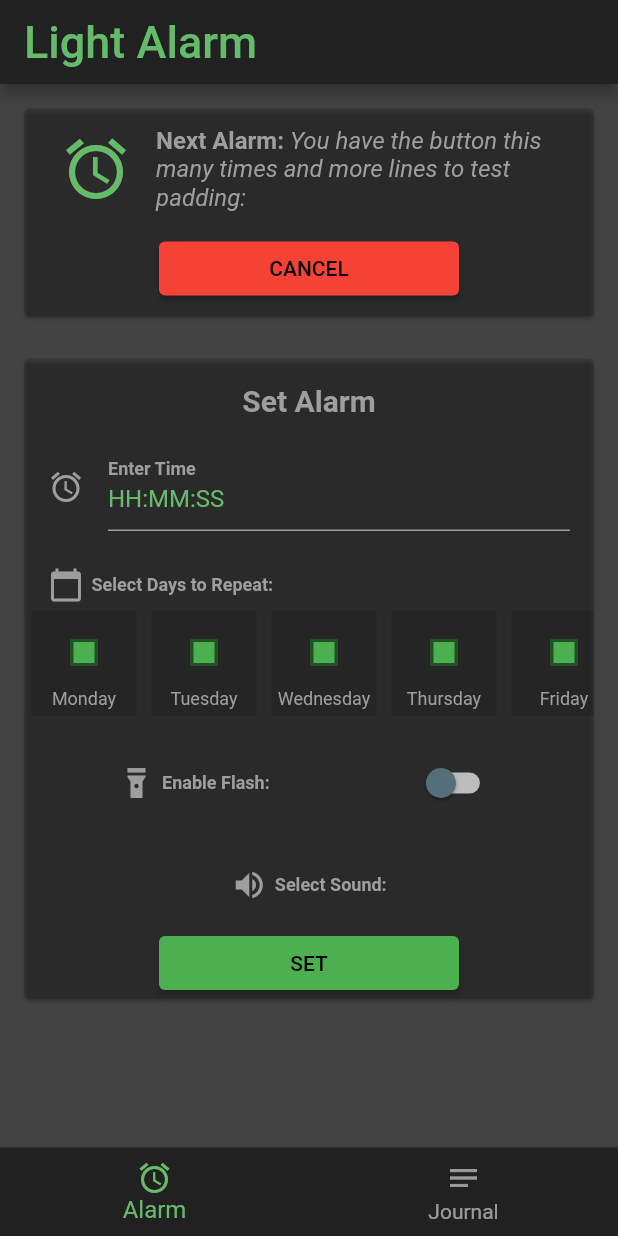
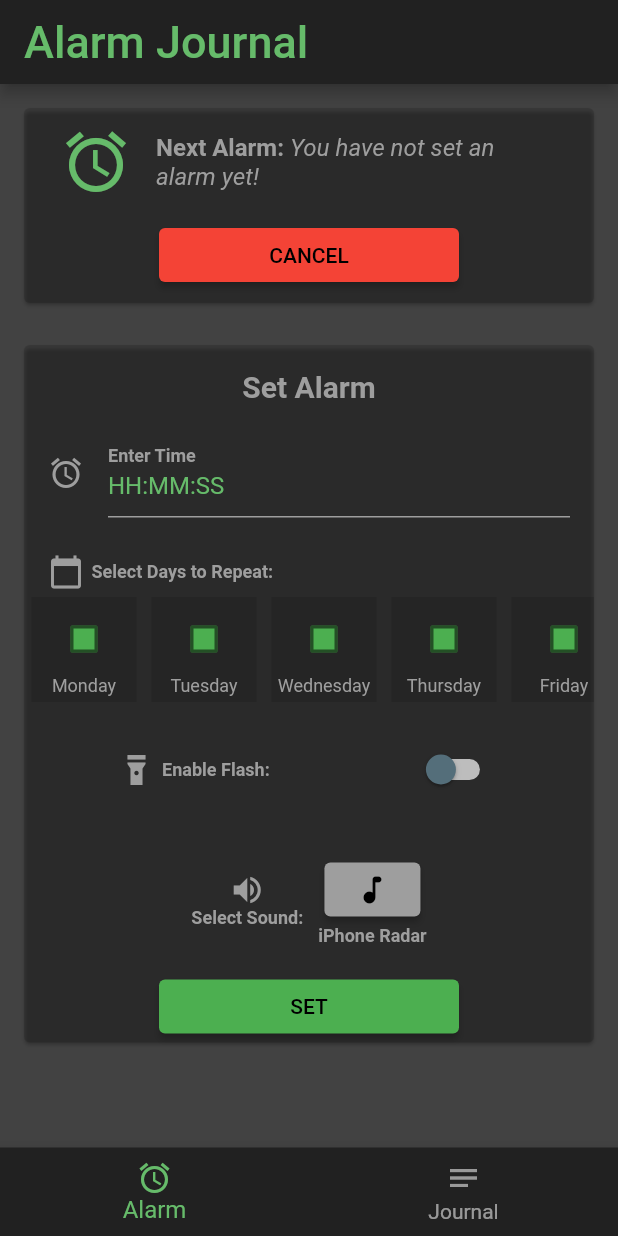
Before and after one commit to manvir720s/AlarmJournal, a Flutter app: the screen it shows after launch, on a phone screen of 412 x 824 dp. Run offline on Flutter 3.47's test engine with Material 2 defaults, Android fonts, the phone set to English and light mode, and no system bars; our stand-ins replace audioplayers.

Commit message:
Created Journal

```diff
--- a/lib/alarm.dart
+++ b/lib/alarm.dart
@@ -4,54 +4,24 @@ import 'alarm_form.dart';
 import 'alarm_manager.dart';
 
 class Alarm extends StatefulWidget {
-  const Alarm({Key? key, required this.counter}) : super(key: key);
-
-  // This widget is the home page of your application. It is stateful, meaning
-  // that it has a State object (defined below) that contains fields that affect
-  // how it looks.
-
-  // This class is the configuration for the state. It holds the values (in this
-  // case the title) provided by the parent (in this case the App widget) and
-  // used by the build method of the State. Fields in a Widget subclass are
-  // always marked "final".
-
-  final String counter;
+  const Alarm({Key? key}) : super(key: key);
 
   @override
   State<Alarm> createState() => _AlarmState();
 }
 
 class _AlarmState extends State<Alarm> {
-  // void _incrementCounter() {
-  //   setState(() {
-  //     // This call to setState tells the Flutter framework that something has
-  //     // changed in this State, which causes it to rerun the build method below
-  //     // so that the display can reflect the updated values. If we changed
-  //     // _counter without calling setState(), then the build method would not be
-  //     // called again, and so nothing would appear to happen.
-  //     _counter++;
-  //   });
-  // }
-
   @override
   Widget build(BuildContext context) {
-    // This method is rerun every time setState is called, for instance as done
-    // by the _incrementCounter method above.
-    //
-    // The Flutter framework has been optimized to make rerunning build methods
-    // fast, so that you can just rebuild anything that needs updating rather
-    // than having to individually change instances of widgets.
-    return Column(
+    return const Column(
       mainAxisAlignment: MainAxisAlignment.start,
       children: <Widget>[
         // two widgets here one for CurrentAlarm and second for AlarmForm
-        const AlarmManager(
-            description:
-                "You have the button this many times and more lines to test padding: "),
-        const SizedBox(
+        AlarmManager(description: "You have not set an alarm yet!"),
+        SizedBox(
           height: 20,
         ),
-        AlarmForm(counter: widget.counter),
+        AlarmForm(),
       ],
     );
   }
--- a/lib/alarm_form.dart
+++ b/lib/alarm_form.dart
@@ -1,36 +1,15 @@
 import 'package:flutter/material.dart';
 import 'package:intl/intl.dart';
+import 'package:audioplayers/audioplayers.dart';
 
 class AlarmForm extends StatefulWidget {
-  const AlarmForm({Key? key, required this.counter}) : super(key: key);
-
-  // This widget is the home page of your application. It is stateful, meaning
-  // that it has a State object (defined below) that contains fields that affect
-  // how it looks.
-
-  // This class is the configuration for the state. It holds the values (in this
-  // case the title) provided by the parent (in this case the App widget) and
-  // used by the build method of the State. Fields in a Widget subclass are
-  // always marked "final".
-
-  final String counter;
+  const AlarmForm({Key? key}) : super(key: key);
 
   @override
   State<AlarmForm> createState() => _AlarmFormState();
 }
 
 class _AlarmFormState extends State<AlarmForm> {
-  // void _incrementCounter() {
-  //   setState(() {
-  //     // This call to setState tells the Flutter framework that something has
-  //     // changed in this State, which causes it to rerun the build method below
-  //     // so that the display can reflect the updated values. If we changed
-  //     // _counter without calling setState(), then the build method would not be
-  //     // called again, and so nothing would appear to happen.
-  //     _counter++;
-  //   });
-  // }
-  // ignore: non_constant_identifier_names
   var days = {
     "Monday": false,
     "Tuesday": false,
@@ -57,20 +36,15 @@ class _AlarmFormState extends State<AlarmForm> {
     );
 
     if (pickedTime != null) {
-      print(pickedTime.format(context)); //output 10:51 PM
       DateTime parsedTime =
           DateFormat.jm().parse(pickedTime.format(context).toString());
       //converting to DateTime so that we can further format on different pattern.
-      print(parsedTime); //output 1970-01-01 22:53:00.000
       String formattedTime = DateFormat('HH:mm:ss').format(parsedTime);
-      print(formattedTime); //output 14:59:00
       //DateFormat() is from intl package, you can format the time on any pattern you need.
 
       setState(() {
         timeinput.text = formattedTime; //set the value of text field.
       });
-    } else {
-      print("Time is not selected");
     }
   }
 
@@ -98,10 +72,6 @@ class _AlarmFormState extends State<AlarmForm> {
                       fontSize: 20),
                 ),
               ),
-              // title: const Text(
-              //   'Next Alarm:',
-              //   style: TextStyle(fontWeight: FontWeight.bold),
-              // ), // bigger and bold
             ),
             Padding(
               padding: const EdgeInsets.only(left: 16, right: 16),
@@ -118,7 +88,7 @@ class _AlarmFormState extends State<AlarmForm> {
                     fillColor: Colors.green,
                     labelStyle: TextStyle(
                       fontWeight: FontWeight.bold,
-                      color: Colors.grey, //<-- SEE HERE
+                      color: Colors.grey,
                     ),
                     enabledBorder: UnderlineInputBorder(
                       borderSide: BorderSide(color: Colors.grey),
@@ -134,11 +104,11 @@ class _AlarmFormState extends State<AlarmForm> {
                 ),
               ),
             ),
-            Padding(
-              padding: const EdgeInsets.only(left: 16, right: 16, top: 8),
+            const Padding(
+              padding: EdgeInsets.only(left: 16, right: 16, top: 8),
               child: Row(
                 mainAxisAlignment: MainAxisAlignment.start,
-                children: const [
+                children: [
                   Icon(
                     Icons.calendar_today,
                     color: Colors.grey,
@@ -168,9 +138,9 @@ class _AlarmFormState extends State<AlarmForm> {
               child: Row(
                 mainAxisAlignment: MainAxisAlignment.spaceAround,
                 children: [
-                  Row(
+                  const Row(
                     mainAxisAlignment: MainAxisAlignment.start,
-                    children: const [
+                    children: [
                       Icon(
                         Icons.flashlight_on,
                         color: Colors.grey,
@@ -208,12 +178,13 @@ class _AlarmFormState extends State<AlarmForm> {
                 children: [
                   Row(
                     mainAxisAlignment: MainAxisAlignment.start,
-                    children: const [
+                    children: [
+                      const Column(
+                        children: [
                           Icon(
                             Icons.volume_up,
                             color: Colors.grey,
                           ),
-                      SizedBox(width: 5),
                           Text(
                             ("Select Sound:"),
                             style: TextStyle(
@@ -221,6 +192,27 @@ class _AlarmFormState extends State<AlarmForm> {
                                 color: Colors.grey,
                                 fontSize: 12),
                           ),
+                        ],
+                      ),
+                      const SizedBox(width: 10),
+                      Column(
+                        children: [
+                          ElevatedButton(
+                              onPressed: () {
+                                final player = AudioCache();
+                                player.play('iPhone Rader.mp3');
+                              },
+                              child: const Icon(Icons.music_note_rounded)),
+                          const SizedBox(width: 5),
+                          const Text(
+                            ("iPhone Radar"),
+                            style: TextStyle(
+                                fontWeight: FontWeight.bold,
+                                color: Colors.grey,
+                                fontSize: 12),
+                          ),
+                        ],
+                      )
                     ],
                   ),
                 ],
@@ -257,7 +249,7 @@ class _AlarmFormState extends State<AlarmForm> {
   Widget box(
       String title, bool? isChecked, MaterialAccentColor deepPurpleAccent) {
     return Container(
-        margin: EdgeInsets.all(5),
+        margin: const EdgeInsets.all(5),
         width: 70,
         alignment: Alignment.center,
         color: Colors.black12,
@@ -274,7 +266,8 @@ class _AlarmFormState extends State<AlarmForm> {
                 });
               },
             ),
-            Text(title, style: TextStyle(color: Colors.grey, fontSize: 12)),
+            Text(title,
+                style: const TextStyle(color: Colors.grey, fontSize: 12)),
           ],
         ));
   }
--- a/lib/main.dart
+++ b/lib/main.dart
@@ -9,7 +9,6 @@ void main() {
 class MyApp extends StatelessWidget {
   const MyApp({Key? key}) : super(key: key);
 
-  // This widget is the root of your application.
   @override
   Widget build(BuildContext context) {
     return MaterialApp(
@@ -17,22 +16,13 @@ class MyApp extends StatelessWidget {
       theme: ThemeData(
         primarySwatch: Colors.grey,
       ),
-      home: const MyHomePage(title: 'Light Alarm'),
+      home: const MyHomePage(title: 'Alarm Journal'),
     );
   }
 }
 
 class MyHomePage extends StatefulWidget {
   const MyHomePage({Key? key, required this.title}) : super(key: key);
-
-  // This widget is the home page of your application. It is stateful, meaning
-  // that it has a State object (defined below) that contains fields that affect
-  // how it looks.
-
-  // This class is the configuration for the state. It holds the values (in this
-  // case the title) provided by the parent (in this case the App widget) and
-  // used by the build method of the State. Fields in a Widget subclass are
-  // always marked "final".
 
   final String title;
 
@@ -41,32 +31,11 @@ class MyHomePage extends StatefulWidget {
 }
 
 class _MyHomePageState extends State<MyHomePage> {
-  int _counter = 0;
   int currentIndex = 0;
-
-  void _incrementCounter() {
-    setState(() {
-      // This call to setState tells the Flutter framework that something has
-      // changed in this State, which causes it to rerun the build method below
-      // so that the display can reflect the updated values. If we changed
-      // _counter without calling setState(), then the build method would not be
-      // called again, and so nothing would appear to happen.
-      _counter++;
-    });
-  }
 
   @override
   Widget build(BuildContext context) {
-    // This method is rerun every time setState is called, for instance as done
-    // by the _incrementCounter method above.
-    //
-    // The Flutter framework has been optimized to make rerunning build methods
-    // fast, so that you can just rebuild anything that needs updating rather
-    // than having to individually change instances of widgets.
-    final screens = [
-      Alarm(counter: '$_counter'),
-      Journal(counter: '$_counter')
-    ];
+    final screens = [const Alarm(), const Journal()];
 
     return Scaffold(
       appBar: AppBar(
--- a/pubspec.yaml
+++ b/pubspec.yaml
@@ -29,6 +29,7 @@ environment:
 dependencies:
   flutter:
     sdk: flutter
+  audioplayers: ^0.20.1
 
 
   # The following adds the Cupertino Icons font to your application.
@@ -63,7 +64,8 @@ flutter:
   # assets:
   #   - images/a_dot_burr.jpeg
   #   - images/a_dot_ham.jpeg
-
+  assets:
+    - assets/
   # An image asset can refer to one or more resolution-specific "variants", see
   # https://flutter.dev/assets-and-images/#resolution-aware.
 
```
Also changed, not shown: lib/jounral.dart (+67 -31 lines), pubspec.lock, 2 other files. Lines whose indentation alone changed are shown as unchanged.
